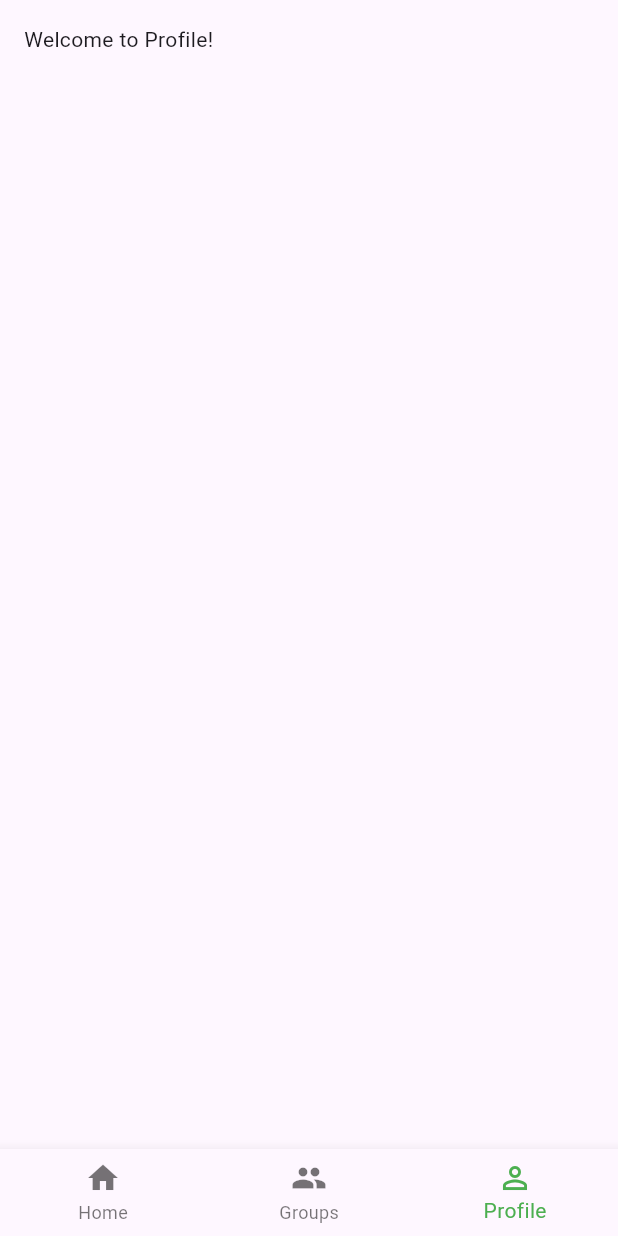
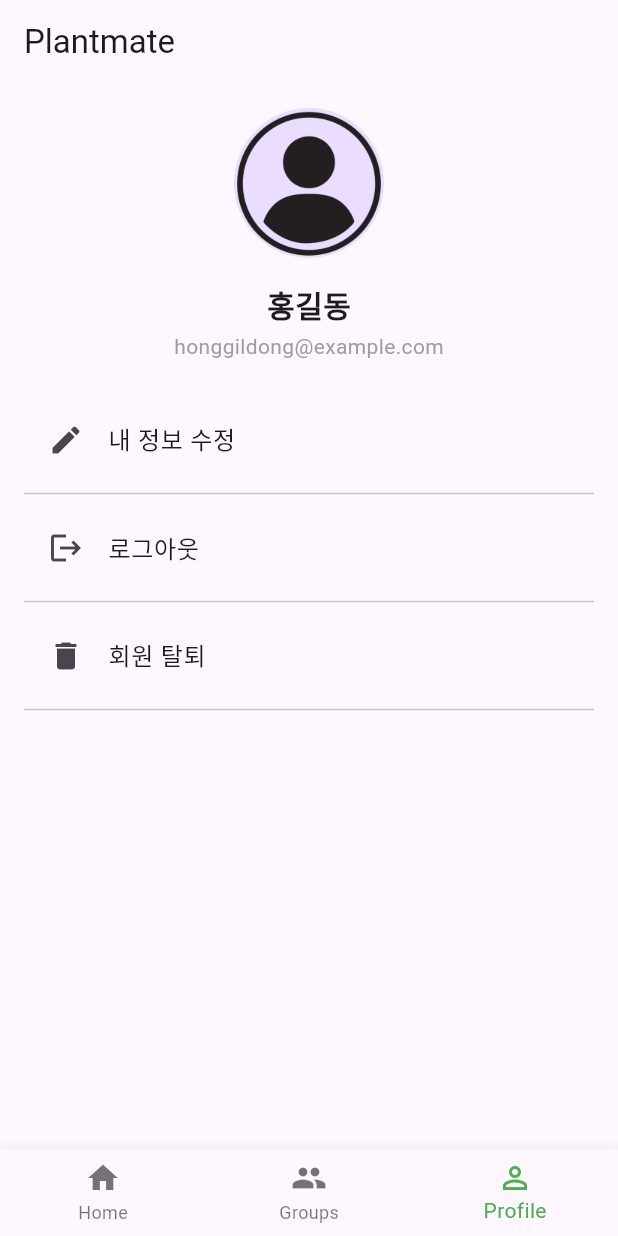
Before and after one commit to eddymango/plantmate, a Flutter app: the screen it shows after launch, item 3 of the bottom bar chosen, on a phone screen of 412 x 824 dp. Run offline on Flutter 3.47's test engine with Material 3 defaults, Android fonts, the phone set to English and light mode, and no system bars.

Commit message:
ProfileScreen-기본 디자인 구현

```diff
--- a/plantmate/lib/screens/profile_screen.dart
+++ b/plantmate/lib/screens/profile_screen.dart
@@ -3,14 +3,70 @@ import 'package:flutter/material.dart';
 class ProfileScreen extends StatelessWidget {
   const ProfileScreen({super.key});
 
-
   @override
   Widget build(BuildContext context) {
     return Scaffold(
-      body: Padding(padding: const EdgeInsets.all(16.0),
+      appBar: AppBar(
+        title: const Text('Plantmate'),
+      ),
+      body: Padding(
+        padding: const EdgeInsets.all(16.0),
         child: Column(
-          children: const <Widget>[
-            Text('Welcome to Profile!'),
+          crossAxisAlignment: CrossAxisAlignment.start,
+          children: [
+            // 사용자 프로필 섹션
+            Center(
+              child: Column(
+                children: [
+                  CircleAvatar(
+                    radius: 50,
+                    backgroundImage:
+                        AssetImage('assets/images/default_profile_image.jpg'),
+                  ),
+                  const SizedBox(height: 16),
+                  const Text(
+                    '홍길동',
+                    style: TextStyle(
+                      fontSize: 20,
+                      fontWeight: FontWeight.bold,
+                    ),
+                  ),
+                  const SizedBox(height: 4),
+                  const Text(
+                    'honggildong@example.com',
+                    style: TextStyle(
+                      fontSize: 14,
+                      color: Colors.grey,
+                    ),
+                  ),
+                ],
+              ),
+            ),
+            const SizedBox(height: 24),
+
+            // 설정 메뉴 리스트
+            ListTile(
+              leading: const Icon(Icons.edit),
+              title: const Text('내 정보 수정'),
+              onTap: () {
+                // 내 정보 수정 화면으로 이동
+              },
+            ),
+            const Divider(),
+            ListTile(
+              leading: const Icon(Icons.logout),
+              title: const Text('로그아웃'),
+              onTap: () {
+                // 로그아웃 처리
+              },
+            ),
+            const Divider(),
+            ListTile(
+              leading: const Icon(Icons.delete),
+              title: const Text('회원 탈퇴'),
+              onTap: () {},
+            ),
+            const Divider(),
           ],
         ),
       ),
```
Also changed, not shown: plantmate/assets/images/default_profile_image.jpg (added).
